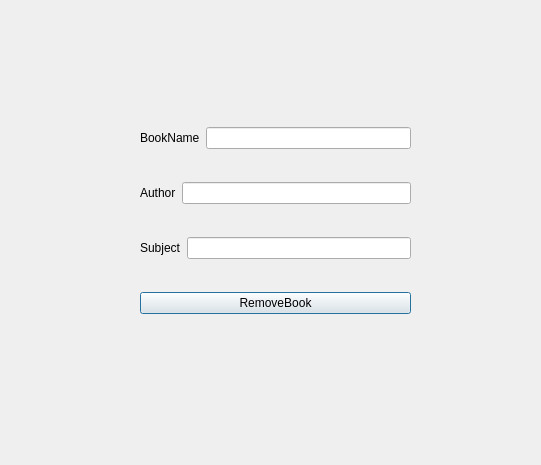
First picture: the form in V1.1/Login/window_removebook.ui, repository mahsaamini2222/LibraryManagementSystem, before the edit.
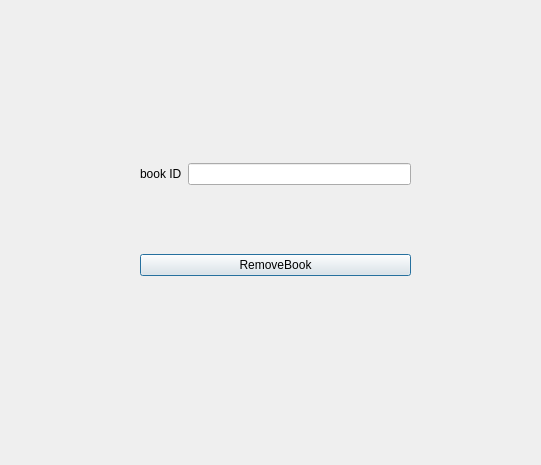
Second picture: the form after the edit.

Commit message: add or remove books by book Id

```diff
--- a/V1.1/Login/window_removebook.ui
+++ b/V1.1/Login/window_removebook.ui
@@ -24,39 +24,17 @@
    </property>
    <layout class="QVBoxLayout" name="verticalLayout">
     <item>
-     <layout class="QHBoxLayout" name="horizontalLayout">
-      <item>
-       <widget class="QLabel" name="label_BookName">
-        <property name="text">
-         <string>BookName</string>
-        </property>
-       </widget>
-      </item>
-      <item>
-       <widget class="QLineEdit" name="lineEdit_BookName"/>
-      </item>
-     </layout>
+     <layout class="QHBoxLayout" name="horizontalLayout"/>
     </item>
     <item>
-     <layout class="QHBoxLayout" name="horizontalLayout_2">
-      <item>
-       <widget class="QLabel" name="label_AuthorName">
-        <property name="text">
-         <string>Author</string>
-        </property>
-       </widget>
-      </item>
-      <item>
-       <widget class="QLineEdit" name="lineEdit_AuthorName"/>
-      </item>
-     </layout>
+     <layout class="QHBoxLayout" name="horizontalLayout_2"/>
     </item>
     <item>
      <layout class="QHBoxLayout" name="horizontalLayout_3">
       <item>
        <widget class="QLabel" name="label_Subject">
         <property name="text">
-         <string>Subject</string>
+         <string>book ID</string>
         </property>
        </widget>
       </item>
```
Left out of the diff: 2 changed lines with no effect on the pictures. The commit also changes 12 other files.
